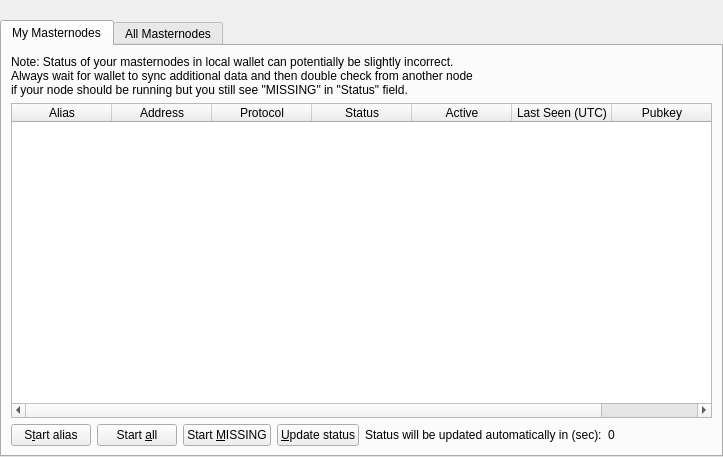
worxcoin/worx, file src/qt/forms/masternodelist.ui: the form before one commit.
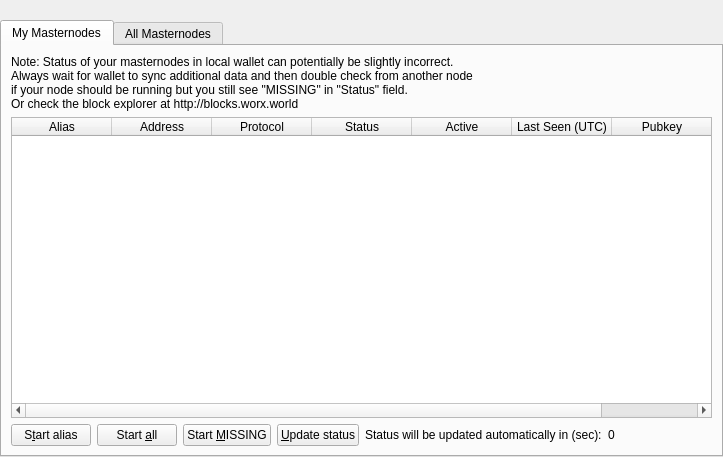
The form after the commit.

Diff of the .ui file:
```diff
--- a/src/qt/forms/masternodelist.ui
+++ b/src/qt/forms/masternodelist.ui
@@ -67,7 +67,7 @@
              <item>
               <widget class="QLabel" name="updateNote">
                <property name="text">
-                <string>Note: Status of your masternodes in local wallet can potentially be slightly incorrect.&lt;br /&gt;Always wait for wallet to sync additional data and then double check from another node&lt;br /&gt;if your node should be running but you still see &quot;MISSING&quot; in &quot;Status&quot; field.</string>
+                <string>Note: Status of your masternodes in local wallet can potentially be slightly incorrect.&lt;br /&gt;Always wait for wallet to sync additional data and then double check from another node&lt;br /&gt;if your node should be running but you still see &quot;MISSING&quot; in &quot;Status&quot; field. &lt;br /&gt; Or check the block explorer at http://blocks.worx.world</string>
                </property>
               </widget>
              </item>
```
